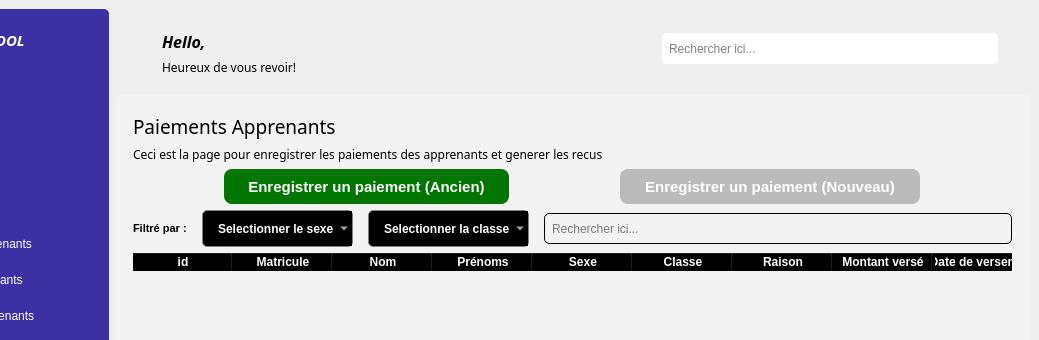
The window that index.ui (LAPTOP237/zanischool_desktop) describes before a commit, drawn with Qt 5; both pictures show x 242 to 1281 and y 0 to 340 of the 1281 by 882 pixel window.
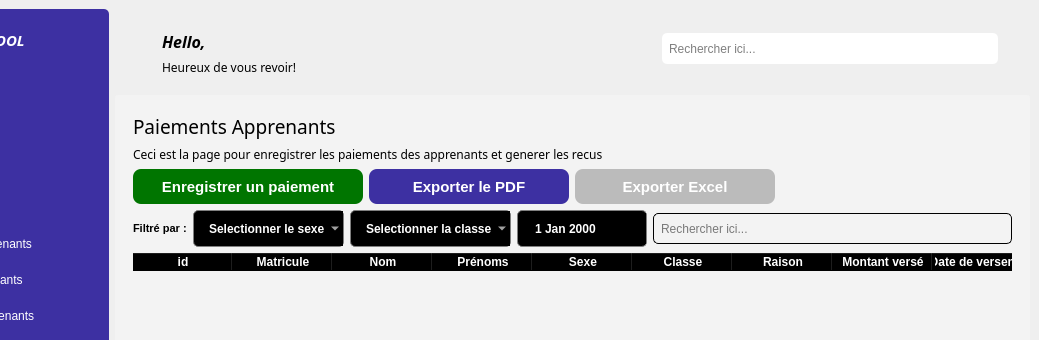
The same window after the commit. Icons and pictures are not drawn.

What changed in the file:
```diff
--- a/index.ui
+++ b/index.ui
@@ -1106,8 +1106,8 @@
          <string notr="true">border-radius:3px;
 background-color: rgb(243, 243, 243);</string>
         </property>
-        <layout class="QVBoxLayout" name="verticalLayout_15">
-         <item>
+        <layout class="QGridLayout" name="gridLayout_7">
+         <item row="0" column="0">
           <widget class="QStackedWidget" name="stackedWidget">
            <property name="currentIndex">
             <number>3</number>
@@ -1572,10 +1572,10 @@
             </layout>
            </widget>
            <widget class="QWidget" name="page_4">
-            <layout class="QGridLayout" name="gridLayout_2">
-             <item row="0" column="0">
-              <layout class="QVBoxLayout" name="verticalLayout_16">
-               <item>
+            <layout class="QVBoxLayout" name="verticalLayout_14">
+             <item>
+              <layout class="QGridLayout" name="gridLayout_2">
+               <item row="0" column="0">
                 <widget class="QLabel" name="label_10">
                  <property name="font">
                   <font>
@@ -1588,7 +1588,7 @@
                  </property>
                 </widget>
                </item>
-               <item>
+               <item row="1" column="0">
                 <widget class="QLabel" name="label_20">
                  <property name="font">
                   <font>
@@ -1602,28 +1602,13 @@
                </item>
               </layout>
              </item>
-             <item row="1" column="0">
-              <layout class="QHBoxLayout" name="horizontalLayout_14">
-               <property name="spacing">
-                <number>20</number>
-               </property>
-               <property name="leftMargin">
-                <number>0</number>
-               </property>
-               <property name="topMargin">
-                <number>0</number>
-               </property>
-               <property name="rightMargin">
-                <number>0</number>
-               </property>
-               <property name="bottomMargin">
-                <number>0</number>
-               </property>
+             <item>
+              <layout class="QHBoxLayout" name="horizontalLayout_6">
                <item>
                 <widget class="QPushButton" name="addPayeOldStudentBtn">
                  <property name="minimumSize">
                   <size>
-                   <width>200</width>
+                   <width>230</width>
                    <height>35</height>
                   </size>
                  </property>
@@ -1651,7 +1636,7 @@
 }</string>
                  </property>
                  <property name="text">
-                  <string>Enregistrer un paiement (Ancien)</string>
+                  <string>Enregistrer un paiement</string>
                  </property>
                  <property name="icon">
                   <iconset resource="resources.qrc">
@@ -1660,7 +1645,7 @@
                 </widget>
                </item>
                <item>
-                <widget class="QPushButton" name="addPayeNewStudentBtn_2">
+                <widget class="QPushButton" name="exportPDF_btn_2">
                  <property name="minimumSize">
                   <size>
                    <width>200</width>
@@ -1669,7 +1654,47 @@
                  </property>
                  <property name="maximumSize">
                   <size>
-                   <width>300</width>
+                   <width>285</width>
+                   <height>16777215</height>
+                  </size>
+                 </property>
+                 <property name="font">
+                  <font>
+                   <pointsize>-1</pointsize>
+                   <weight>75</weight>
+                   <bold>true</bold>
+                  </font>
+                 </property>
+                 <property name="styleSheet">
+                  <string notr="true">QPushButton{
+color:white;
+border:none;
+border-radius:8px;
+font-size:15px;
+	background-color: rgb(61, 48, 162);
+font-weight:bold;
+}</string>
+                 </property>
+                 <property name="text">
+                  <string>Exporter le PDF</string>
+                 </property>
+                 <property name="icon">
+                  <iconset resource="resources.qrc">
+                   <normaloff>:/icons/pdf.png</normaloff>:/icons/pdf.png</iconset>
+                 </property>
+                </widget>
+               </item>
+               <item>
+                <widget class="QPushButton" name="exportExcel_btn_2">
+                 <property name="minimumSize">
+                  <size>
+                   <width>200</width>
+                   <height>35</height>
+                  </size>
+                 </property>
+                 <property name="maximumSize">
+                  <size>
+                   <width>285</width>
                    <height>16777215</height>
                   </size>
                  </property>
@@ -1691,22 +1716,32 @@
 }</string>
                  </property>
                  <property name="text">
-                  <string>Enregistrer un paiement (Nouveau)</string>
+                  <string>Exporter Excel</string>
                  </property>
                  <property name="icon">
                   <iconset resource="resources.qrc">
-                   <normaloff>:/icons/fianances1.png</normaloff>:/icons/fianances1.png</iconset>
+                   <normaloff>:/icons/excel.png</normaloff>:/icons/excel.png</iconset>
                  </property>
                 </widget>
                </item>
+               <item>
+                <spacer name="horizontalSpacer_6">
+                 <property name="orientation">
+                  <enum>Qt::Horizontal</enum>
+                 </property>
+                 <property name="sizeHint" stdset="0">
+                  <size>
+                   <width>178</width>
+                   <height>20</height>
+                  </size>
+                 </property>
+                </spacer>
+               </item>
               </layout>
              </item>
-             <item row="2" column="0">
-              <layout class="QHBoxLayout" name="horizontalLayout_12">
-               <property name="spacing">
-                <number>15</number>
-               </property>
-               <item>
+             <item>
+              <layout class="QGridLayout" name="gridLayout_6">
+               <item row="0" column="0">
                 <widget class="QLabel" name="label_23">
                  <property name="maximumSize">
                   <size>
@@ -1726,7 +1761,7 @@
                  </property>
                 </widget>
                </item>
-               <item>
+               <item row="0" column="1">
                 <widget class="QComboBox" name="filterGender_comboBox_2">
                  <property name="maximumSize">
                   <size>
@@ -1763,7 +1798,7 @@
                  </item>
                 </widget>
                </item>
-               <item>
+               <item row="0" column="2">
                 <widget class="QComboBox" name="filterClass_comboBox_2">
                  <property name="maximumSize">
                   <size>
@@ -1790,11 +1825,33 @@
                  </item>
                 </widget>
                </item>
-               <item>
+               <item row="0" column="3">
+                <widget class="QDateEdit" name="filterDate_dateEdit">
+                 <property name="minimumSize">
+                  <size>
+                   <width>130</width>
+                   <height>0</height>
+                  </size>
+                 </property>
+                 <property name="styleSheet">
+                  <string notr="true">QDateEdit{
+border: 1px solid gray;
+border-radius: 5px;
+height:35px;
+padding-left:15px;
+color:white;
+background-color: black;
+selection-background-color: rgb(176, 94, 255);
+font-weight:bold;
+}</string>
+                 </property>
+                </widget>
+               </item>
+               <item row="0" column="4">
                 <widget class="QLineEdit" name="searchStudent_lineEdit_2">
                  <property name="minimumSize">
                   <size>
-                   <width>300</width>
+                   <width>200</width>
                    <height>0</height>
                   </size>
                  </property>
@@ -1828,7 +1885,7 @@
                </item>
               </layout>
              </item>
-             <item row="3" column="0">
+             <item>
               <widget class="QTableWidget" name="tableWidget_2">
                <property name="minimumSize">
                 <size>
```
